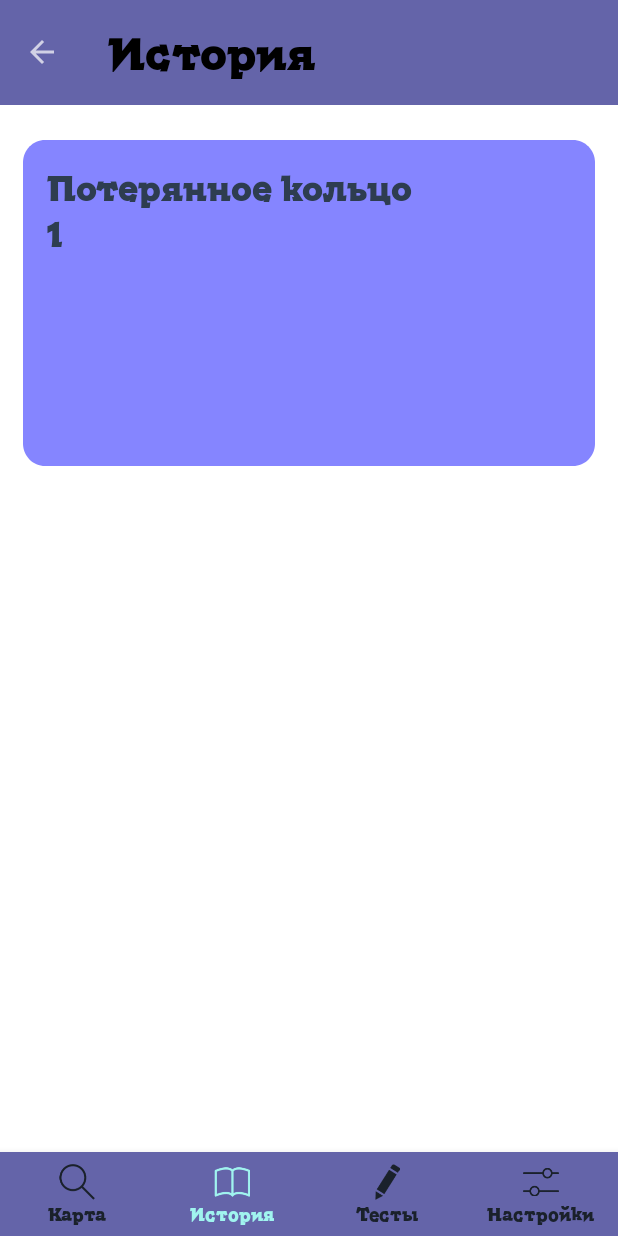
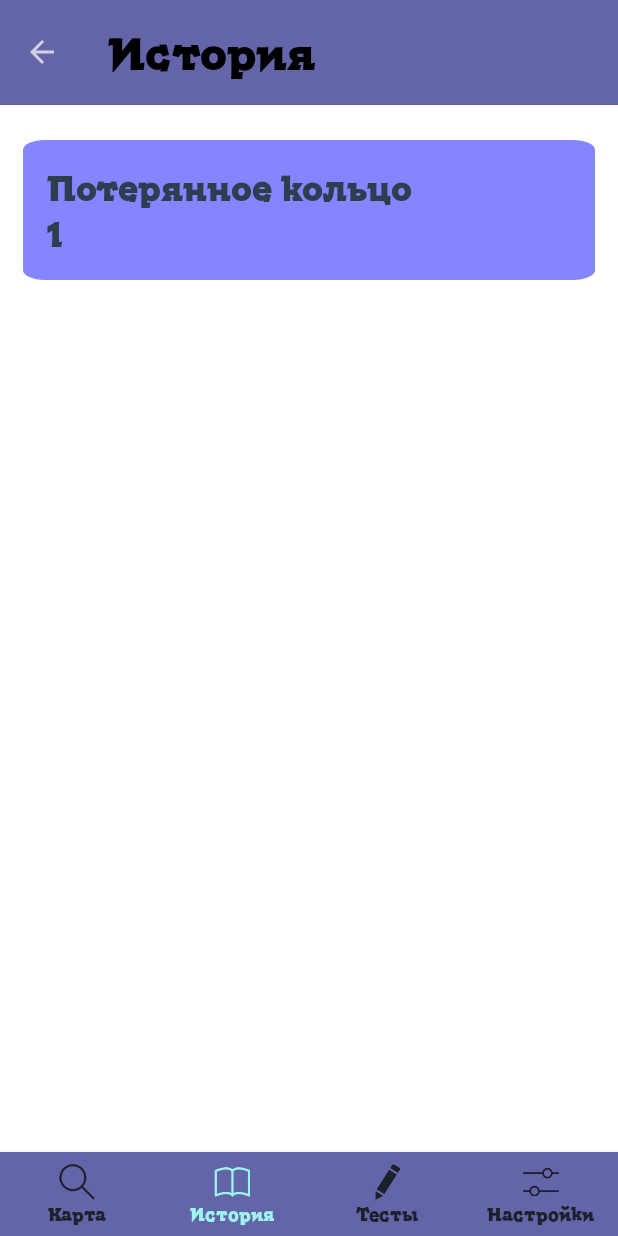
Before and after one commit to tichdog/intensiv2025, an Android app: the ShowAllHistories screen opened directly, with no data from a screen before it, on a phone screen of 412 x 824 dp. Run offline under Robolectric (Android 15) with nearby library versions, the light colour scheme and no system bars; our stand-ins replace CircleImageView.

Commit message:
Визуальные улучшения

```diff
--- a/AndroidStudioProj/app/src/main/res/layout/itme_all_histories.xml
+++ b/AndroidStudioProj/app/src/main/res/layout/itme_all_histories.xml
@@ -1,28 +1,32 @@
-<LinearLayout xmlns:android="http://schemas.android.com/apk/res/android"
+<androidx.constraintlayout.widget.ConstraintLayout xmlns:android="http://schemas.android.com/apk/res/android"
+    xmlns:app="http://schemas.android.com/apk/res-auto"
     android:layout_width="match_parent"
     android:layout_height="wrap_content"
     android:layout_margin="15dp"
     android:background="@drawable/back_history"
-    android:orientation="vertical"
     android:padding="16dp">
 
     <TextView
         android:id="@+id/title_text"
-        android:layout_width="match_parent"
+        android:layout_width="0dp"
         android:layout_height="wrap_content"
-        android:layout_gravity="center"
         android:fontFamily="@font/kyivtypetitling1"
         android:lineHeight="28sp"
         android:text="Название"
-        android:textAppearance="@style/history_nazv" />
+        android:textAppearance="@style/history_nazv"
+        app:layout_constraintTop_toTopOf="parent"
+        app:layout_constraintStart_toStartOf="parent"
+        app:layout_constraintEnd_toEndOf="parent" />
 
     <TextView
         android:id="@+id/id_text"
-        android:layout_width="match_parent"
+        android:layout_width="0dp"
         android:layout_height="wrap_content"
-        android:layout_gravity="center"
         android:fontFamily="@font/kyivtypetitling1"
         android:lineHeight="28sp"
         android:text="ID: "
-        android:textAppearance="@style/history_nazv" />
-</LinearLayout>
+        android:textAppearance="@style/history_nazv"
+        app:layout_constraintTop_toBottomOf="@id/title_text"
+        app:layout_constraintStart_toStartOf="parent"
+        app:layout_constraintEnd_toEndOf="parent" />
+</androidx.constraintlayout.widget.ConstraintLayout>
```
Also changed, not shown: AndroidStudioProj/app/src/main/java/com/example/intensiv/CreateRouteActivity.java (+14 -14 lines), AndroidStudioProj/app/src/main/java/com/example/intensiv/History.java (+15 -11 lines), AndroidStudioProj/app/src/main/res/drawable/rounded_corners.xml (+5 -3 lines), AndroidStudioProj/app/src/main/res/layout/item_story.xml (+39 -25 lines).
